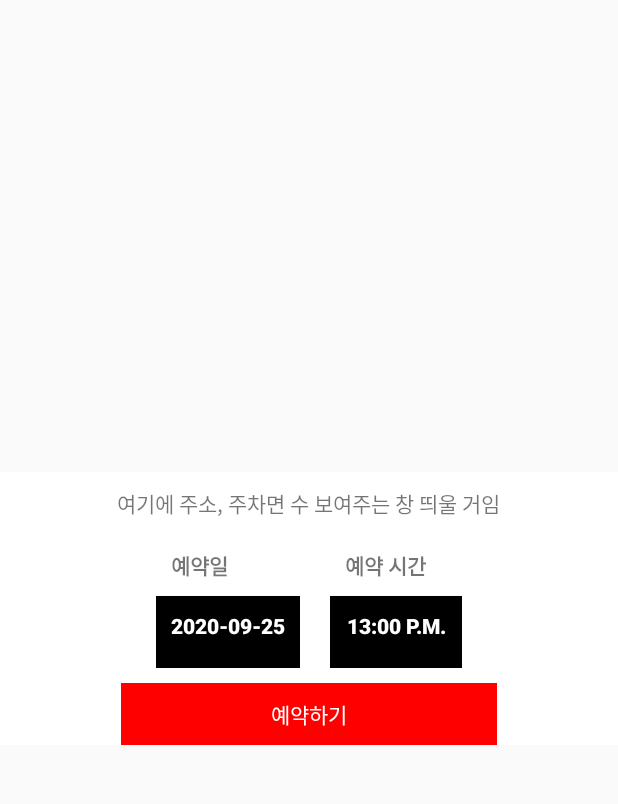
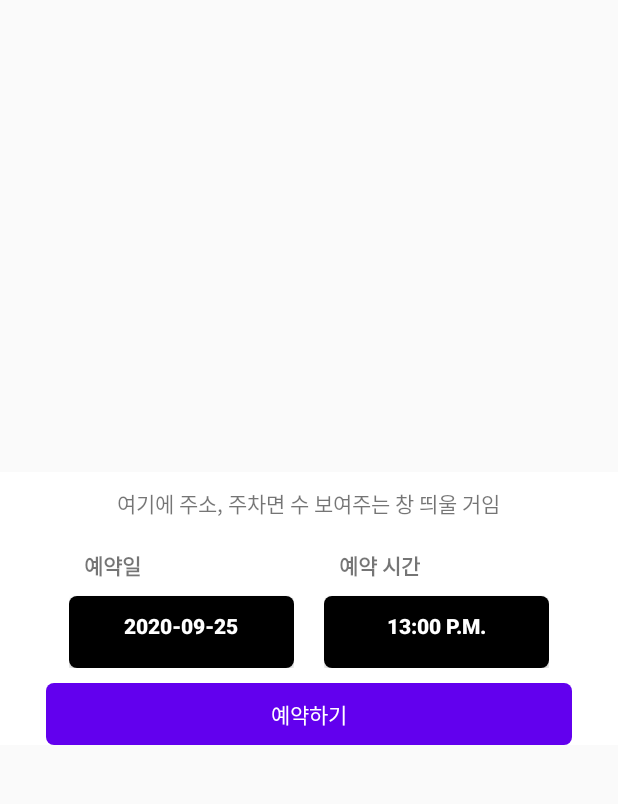
Before and after one commit to yeollow/Aparking, an Android app: the screen it shows after launch (Map), on a phone screen of 412 x 824 dp, the part 209-1013 px from its top. Run offline under Robolectric (Android 15) with nearby library versions, the phone set to English and light mode, and no system bars.

Commit message:
map button round corner

```diff
--- /dev/null
+++ b/app/src/main/res/drawable/round_corner_datetime.xml
@@ -0,0 +1,11 @@
+<?xml version="1.0" encoding="UTF-8"?>
+
+<shape xmlns:android="http://schemas.android.com/apk/res/android">
+    <solid android:color="#000000" />
+    <corners android:radius="5dp" />
+    <padding
+        android:bottom="2dp"
+        android:left="2dp"
+        android:right="2dp"
+        android:top="2dp" />
+</shape>
--- /dev/null
+++ b/app/src/main/res/drawable/round_corner_reserve.xml
@@ -0,0 +1,11 @@
+<?xml version="1.0" encoding="UTF-8"?>
+
+<shape xmlns:android="http://schemas.android.com/apk/res/android">
+    <solid android:color="@color/colorPrimary" />
+    <corners android:radius="5dp" />
+    <padding
+        android:bottom="2dp"
+        android:left="2dp"
+        android:right="2dp"
+        android:top="2dp" />
+</shape>
--- a/app/src/main/res/layout/activity_map.xml
+++ b/app/src/main/res/layout/activity_map.xml
@@ -55,10 +55,10 @@
 
                 <Button
                     android:id="@+id/btnDate"
-                    android:layout_width="wrap_content"
-                    android:layout_height="match_parent"
+                    android:layout_width="150dp"
+                    android:layout_height="wrap_content"
                     android:padding="10dp"
-                    android:background="#000000"
+                    android:background="@drawable/round_corner_datetime"
                     android:textColor="#FFFFFF"
                     android:gravity="center_horizontal"
                     android:text="2020-09-25"
@@ -82,10 +82,10 @@
 
                 <Button
                     android:id="@+id/btnTime"
-                    android:layout_width="wrap_content"
-                    android:layout_height="match_parent"
+                    android:layout_width="150dp"
+                    android:layout_height="wrap_content"
                     android:padding="10dp"
-                    android:background="#000000"
+                    android:background="@drawable/round_corner_datetime"
                     android:textColor="#FFFFFF"
                     android:gravity="center_horizontal"
                     android:text="13:00 P.M."
@@ -99,9 +99,9 @@
             android:layout_height="wrap_content"
             android:gravity="center"
             android:paddingVertical="10dp"
-            android:paddingHorizontal="100dp"
+            android:paddingHorizontal="150dp"
             android:layout_marginTop="10dp"
-            android:background="#FF0000"
+            android:background="@drawable/round_corner_reserve"
             android:textColor="#FFFFFF"
             android:text="예약하기"
             android:clickable="true"
```
